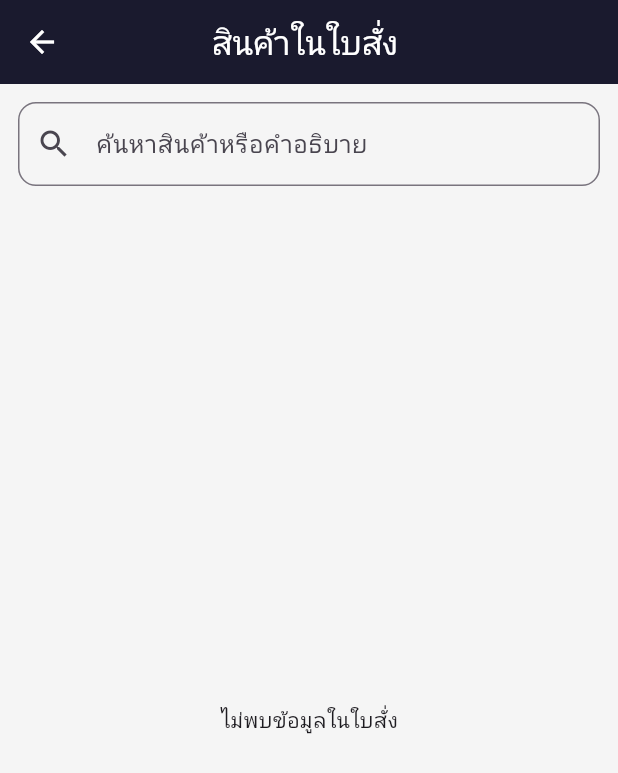
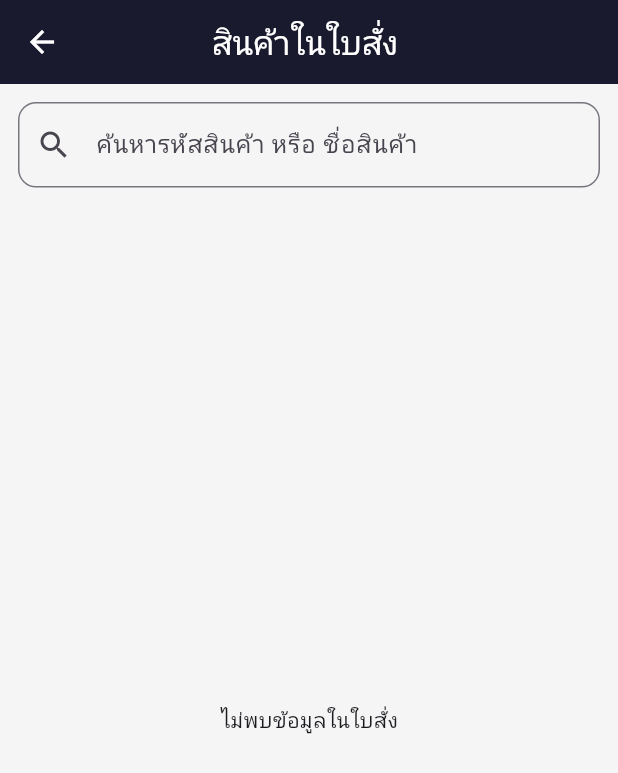
Before and after one commit to Itthxphon/flutter_application_1, a Flutter app: the PickingListScreen screen opened directly with empty values, on a phone screen of 412 x 824 dp. Shown: the top 773 px of the screen. Run offline on Flutter 3.47's test engine with Material 3 defaults, Android fonts, the light colour scheme and no system bars; network calls fail.

Commit message:
ปรับคำนิดหน่อย

```diff
--- a/lib/screens/picking_list.dart
+++ b/lib/screens/picking_list.dart
@@ -98,7 +98,7 @@ class _PickingListScreenState extends State<PickingListScreen> {
             padding: const EdgeInsets.all(12),
             child: TextField(
               decoration: InputDecoration(
-                hintText: 'ค้นหาสินค้าหรือคำอธิบาย',
+                hintText: 'ค้นหารหัสสินค้า หรือ ชื่อสินค้า',
                 prefixIcon: const Icon(Icons.search),
                 border: OutlineInputBorder(
                   borderRadius: BorderRadius.circular(12),
--- a/lib/screens/sale_orders.dart
+++ b/lib/screens/sale_orders.dart
@@ -69,7 +69,7 @@ class _SaleOrdersScreenState extends State<SaleOrdersScreen> {
             child: TextField(
               onChanged: _filterOrders,
               decoration: InputDecoration(
-                hintText: 'ค้นหาสินค้าหรือคำอธิบาย',
+                hintText: 'ค้นหาสินค้า หรือ คำอธิบาย',
                 prefixIcon: const Icon(Icons.search),
                 border: OutlineInputBorder(
                   borderRadius: BorderRadius.circular(12),
```
